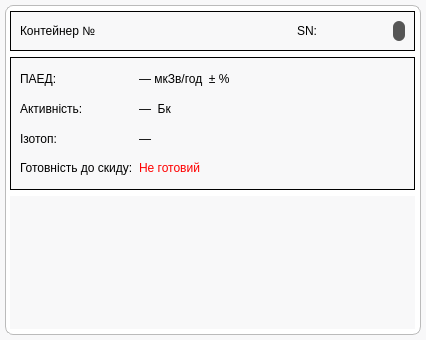
Above: _UI/dashboardbarrel.ui from Miskiv-Andrew/wroc before the change. Below: the same form after it.
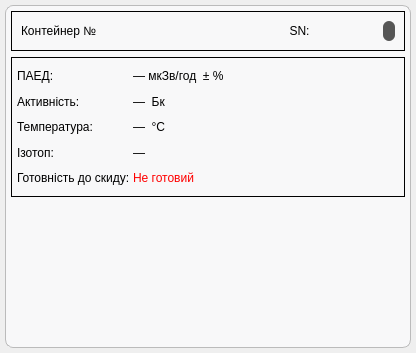
That is the form after the change. Icons and pictures are not drawn.

Diff of the .ui file:
```diff
--- a/_UI/dashboardbarrel.ui
+++ b/_UI/dashboardbarrel.ui
@@ -6,8 +6,8 @@
    <rect>
     <x>0</x>
     <y>0</y>
-    <width>426</width>
-    <height>340</height>
+    <width>416</width>
+    <height>353</height>
    </rect>
   </property>
   <property name="sizePolicy">
@@ -26,7 +26,12 @@
    <string>Form</string>
   </property>
   <property name="styleSheet">
-   <string notr="true">QWidget {background-color: rgb(248, 248, 249)}
+   <string notr="true">#QWidget {
+background-color: rgb(248, 248, 249);
+}
+
+
+
 </string>
   </property>
   <layout class="QVBoxLayout" name="verticalLayout_3">
@@ -54,7 +59,7 @@
       <string notr="true">#deviceCard {
     border: 1px solid #bbb;
     border-radius: 8px;
-    background-color: white;
+    background-color: rgb(248, 248, 249);
 }</string>
      </property>
      <property name="frameShape">
@@ -65,7 +70,7 @@
      </property>
      <layout class="QGridLayout" name="gridLayout_3">
       <property name="leftMargin">
-       <number>4</number>
+       <number>5</number>
       </property>
       <property name="topMargin">
        <number>5</number>
@@ -90,7 +95,13 @@
         <property name="minimumSize">
          <size>
           <width>0</width>
-          <height>100</height>
+          <height>80</height>
+         </size>
+        </property>
+        <property name="maximumSize">
+         <size>
+          <width>16777215</width>
+          <height>300</height>
          </size>
         </property>
         <layout class="QVBoxLayout" name="verticalLayout_2"/>
@@ -116,145 +127,55 @@
          <enum>QFrame::Shadow::Raised</enum>
         </property>
         <layout class="QVBoxLayout" name="verticalLayout_5">
+         <property name="spacing">
+          <number>5</number>
+         </property>
+         <property name="leftMargin">
+          <number>5</number>
+         </property>
+         <property name="topMargin">
+          <number>5</number>
+         </property>
+         <property name="rightMargin">
+          <number>5</number>
+         </property>
+         <property name="bottomMargin">
+          <number>5</number>
+         </property>
          <item>
           <layout class="QGridLayout" name="gridLayout">
-           <item row="2" column="1">
-            <widget class="QLabel" name="isotopeValue">
-             <property name="styleSheet">
-              <string notr="true">font: 700 11pt &quot;Segoe UI&quot;;</string>
-             </property>
-             <property name="text">
-              <string>—</string>
-             </property>
-             <property name="alignment">
-              <set>Qt::AlignmentFlag::AlignLeading|Qt::AlignmentFlag::AlignLeft|Qt::AlignmentFlag::AlignVCenter</set>
-             </property>
-            </widget>
-           </item>
-           <item row="2" column="0">
-            <widget class="QLabel" name="isotopeLabel">
-             <property name="styleSheet">
-              <string notr="true">font: 700 11pt &quot;Segoe UI&quot;;</string>
-             </property>
-             <property name="text">
-              <string>Ізотоп:</string>
-             </property>
-            </widget>
-           </item>
-           <item row="0" column="1">
-            <widget class="QLabel" name="doseValue">
-             <property name="sizePolicy">
-              <sizepolicy hsizetype="Expanding" vsizetype="Preferred">
-               <horstretch>0</horstretch>
-               <verstretch>0</verstretch>
-              </sizepolicy>
-             </property>
-             <property name="styleSheet">
-              <string notr="true">font: 700 11pt &quot;Segoe UI&quot;;</string>
-             </property>
-             <property name="text">
-              <string>— мкЗв/год  ± %</string>
-             </property>
-             <property name="alignment">
-              <set>Qt::AlignmentFlag::AlignLeading|Qt::AlignmentFlag::AlignLeft|Qt::AlignmentFlag::AlignVCenter</set>
-             </property>
-            </widget>
-           </item>
-           <item row="1" column="0">
-            <layout class="QHBoxLayout" name="horizontalLayout_2">
-             <item>
-              <widget class="QLabel" name="activityLabel">
-               <property name="sizePolicy">
-                <sizepolicy hsizetype="Expanding" vsizetype="Preferred">
-                 <horstretch>0</horstretch>
-                 <verstretch>0</verstretch>
-                </sizepolicy>
-               </property>
-               <property name="styleSheet">
-                <string notr="true">font: 700 11pt &quot;Segoe UI&quot;;</string>
-               </property>
-               <property name="text">
-                <string>Активність:</string>
-               </property>
-               <property name="alignment">
-                <set>Qt::AlignmentFlag::AlignLeading|Qt::AlignmentFlag::AlignLeft|Qt::AlignmentFlag::AlignVCenter</set>
-               </property>
-               <property name="margin">
-                <number>0</number>
-               </property>
-               <property name="indent">
-                <number>-1</number>
-               </property>
-              </widget>
-             </item>
-            </layout>
-           </item>
-           <item row="1" column="1">
-            <widget class="QLabel" name="activityValue">
-             <property name="sizePolicy">
-              <sizepolicy hsizetype="Expanding" vsizetype="Preferred">
-               <horstretch>0</horstretch>
-               <verstretch>0</verstretch>
-              </sizepolicy>
-             </property>
-             <property name="styleSheet">
-              <string notr="true">font: 700 11pt &quot;Segoe UI&quot;;</string>
-             </property>
-             <property name="text">
-              <string>—  Бк</string>
-             </property>
-             <property name="textFormat">
-              <enum>Qt::TextFormat::AutoText</enum>
-             </property>
-             <property name="alignment">
-              <set>Qt::AlignmentFlag::AlignLeading|Qt::AlignmentFlag::AlignLeft|Qt::AlignmentFlag::AlignVCenter</set>
-             </property>
-            </widget>
-           </item>
-           <item row="0" column="0">
-            <layout class="QHBoxLayout" name="horizontalLayout">
-             <item>
-              <widget class="QLabel" name="doseLabel">
-               <property name="sizePolicy">
-                <sizepolicy hsizetype="Expanding" vsizetype="Preferred">
-                 <horstretch>0</horstretch>
-                 <verstretch>0</verstretch>
-                </sizepolicy>
-               </property>
-               <property name="styleSheet">
-                <string notr="true">font: 700 11pt &quot;Segoe UI&quot;;</string>
-               </property>
-               <property name="text">
-                <string>ПАЕД:</string>
-               </property>
-               <property name="alignment">
-                <set>Qt::AlignmentFlag::AlignLeading|Qt::AlignmentFlag::AlignLeft|Qt::AlignmentFlag::AlignVCenter</set>
-               </property>
-               <property name="margin">
-                <number>0</number>
-               </property>
-              </widget>
-             </item>
-            </layout>
-           </item>
-           <item row="3" column="0">
-            <widget class="QLabel" name="readyLabel">
-             <property name="styleSheet">
-              <string notr="true">font: 700 11pt &quot;Segoe UI&quot;;</string>
-             </property>
-             <property name="text">
-              <string>Готовність до скиду:</string>
-             </property>
-            </widget>
-           </item>
-           <item row="0" column="4" rowspan="4">
+           <property name="horizontalSpacing">
+            <number>3</number>
+           </property>
+           <property name="verticalSpacing">
+            <number>0</number>
+           </property>
+           <item row="0" column="4" rowspan="5">
             <widget class="QLabel" name="barrelLabel">
              <property name="sizePolicy">
-              <sizepolicy hsizetype="Expanding" vsizetype="Preferred">
+              <sizepolicy hsizetype="Preferred" vsizetype="Preferred">
                <horstretch>0</horstretch>
                <verstretch>0</verstretch>
               </sizepolicy>
              </property>
+             <property name="minimumSize">
+              <size>
+               <width>25</width>
+               <height>38</height>
+              </size>
+             </property>
+             <property name="maximumSize">
+              <size>
+               <width>300</width>
+               <height>455</height>
+              </size>
+             </property>
+             <property name="baseSize">
+              <size>
+               <width>50</width>
+               <height>100</height>
+              </size>
+             </property>
              <property name="styleSheet">
               <string notr="true"/>
              </property>
@@ -276,6 +197,107 @@
             </widget>
            </item>
            <item row="3" column="1">
+            <widget class="QLabel" name="isotopeValue">
+             <property name="styleSheet">
+              <string notr="true">font: 700 11pt &quot;Segoe UI&quot;;</string>
+             </property>
+             <property name="text">
+              <string>—</string>
+             </property>
+             <property name="alignment">
+              <set>Qt::AlignmentFlag::AlignLeading|Qt::AlignmentFlag::AlignLeft|Qt::AlignmentFlag::AlignVCenter</set>
+             </property>
+            </widget>
+           </item>
+           <item row="4" column="0">
+            <widget class="QLabel" name="readyLabel">
+             <property name="styleSheet">
+              <string notr="true">font: 700 11pt &quot;Segoe UI&quot;;</string>
+             </property>
+             <property name="text">
+              <string>Готовність до скиду:</string>
+             </property>
+            </widget>
+           </item>
+           <item row="2" column="1">
+            <widget class="QLabel" name="tempValue">
+             <property name="styleSheet">
+              <string notr="true">font: 700 11pt &quot;Segoe UI&quot;;</string>
+             </property>
+             <property name="text">
+              <string>—  °C</string>
+             </property>
+            </widget>
+           </item>
+           <item row="0" column="3" rowspan="5">
+            <spacer name="horizontalSpacer">
+             <property name="orientation">
+              <enum>Qt::Orientation::Horizontal</enum>
+             </property>
+             <property name="sizeType">
+              <enum>QSizePolicy::Policy::Maximum</enum>
+             </property>
+             <property name="sizeHint" stdset="0">
+              <size>
+               <width>40</width>
+               <height>20</height>
+              </size>
+             </property>
+            </spacer>
+           </item>
+           <item row="1" column="1">
+            <widget class="QLabel" name="activityValue">
+             <property name="sizePolicy">
+              <sizepolicy hsizetype="Expanding" vsizetype="Preferred">
+               <horstretch>0</horstretch>
+               <verstretch>0</verstretch>
+              </sizepolicy>
+             </property>
+             <property name="styleSheet">
+              <string notr="true">font: 700 11pt &quot;Segoe UI&quot;;</string>
+             </property>
+             <property name="text">
+              <string>—  Бк</string>
+             </property>
+             <property name="textFormat">
+              <enum>Qt::TextFormat::AutoText</enum>
+             </property>
+             <property name="alignment">
+              <set>Qt::AlignmentFlag::AlignLeading|Qt::AlignmentFlag::AlignLeft|Qt::AlignmentFlag::AlignVCenter</set>
+             </property>
+            </widget>
+           </item>
+           <item row="3" column="0">
+            <widget class="QLabel" name="isotopeLabel">
+             <property name="styleSheet">
+              <string notr="true">font: 700 11pt &quot;Segoe UI&quot;;</string>
+             </property>
+             <property name="text">
+              <string>Ізотоп:</string>
+             </property>
+            </widget>
+           </item>
+           <item row="0" column="1">
+            <widget class="QLabel" name="doseValue">
+             <property name="sizePolicy">
+              <sizepolicy hsizetype="Expanding" vsizetype="Preferred">
+               <horstretch>0</horstretch>
+               <verstretch>0</verstretch>
+              </sizepolicy>
+             </property>
+             <property name="styleSheet">
+              <string notr="true">font: 700 11pt &quot;Segoe UI&quot;;
+</string>
+             </property>
+             <property name="text">
+              <string>— мкЗв/год  ± %</string>
+             </property>
+             <property name="alignment">
+              <set>Qt::AlignmentFlag::AlignLeading|Qt::AlignmentFlag::AlignLeft|Qt::AlignmentFlag::AlignVCenter</set>
+             </property>
+            </widget>
+           </item>
+           <item row="4" column="1">
             <widget class="QLabel" name="readyValue">
              <property name="styleSheet">
               <string notr="true">color: rgb(255, 0, 0);
@@ -286,21 +308,38 @@
              </property>
             </widget>
            </item>
-           <item row="0" column="3" rowspan="4">
-            <spacer name="horizontalSpacer">
-             <property name="orientation">
-              <enum>Qt::Orientation::Horizontal</enum>
+           <item row="2" column="0">
+            <widget class="QLabel" name="tempLabel">
+             <property name="styleSheet">
+              <string notr="true">font: 700 11pt &quot;Segoe UI&quot;;</string>
              </property>
-             <property name="sizeType">
-              <enum>QSizePolicy::Policy::Maximum</enum>
+             <property name="text">
+              <string>Температура:</string>
              </property>
-             <property name="sizeHint" stdset="0">
-              <size>
-               <width>40</width>
-               <height>20</height>
-              </size>
+            </widget>
+           </item>
+           <item row="1" column="0">
+            <widget class="QLabel" name="activityLabel">
+             <property name="styleSheet">
+              <string notr="true">font: 700 11pt &quot;Segoe UI&quot;;
+border-bottom: 1px solid black
+</string>
              </property>
-            </spacer>
+             <property name="text">
+              <string>Активність:</string>
+             </property>
+            </widget>
+           </item>
+           <item row="0" column="0">
+            <widget class="QLabel" name="doseLabel">
+             <property name="styleSheet">
+              <string notr="true">font: 700 11pt &quot;Segoe UI&quot;;
+</string>
+             </property>
+             <property name="text">
+              <string>ПАЕД:</string>
+             </property>
+            </widget>
            </item>
           </layout>
          </item>
@@ -310,11 +349,23 @@
       <item row="0" column="0">
        <widget class="QFrame" name="statusSection">
         <property name="sizePolicy">
-         <sizepolicy hsizetype="Preferred" vsizetype="Fixed">
+         <sizepolicy hsizetype="Expanding" vsizetype="Preferred">
           <horstretch>0</horstretch>
           <verstretch>0</verstretch>
          </sizepolicy>
         </property>
+        <property name="minimumSize">
+         <size>
+          <width>0</width>
+          <height>0</height>
+         </size>
+        </property>
+        <property name="maximumSize">
+         <size>
+          <width>16777215</width>
+          <height>40</height>
+         </size>
+        </property>
         <property name="styleSheet">
          <string notr="true">#statusSection {
 border: 1px solid black;
@@ -390,7 +441,7 @@
               <string/>
              </property>
              <property name="alignment">
-              <set>Qt::AlignmentFlag::AlignRight|Qt::AlignmentFlag::AlignTrailing|Qt::AlignmentFlag::AlignVCenter</set>
+              <set>Qt::AlignmentFlag::AlignCenter</set>
              </property>
             </widget>
            </item>
```
Left out of the diff: 2 changed lines with no effect on the pictures.
